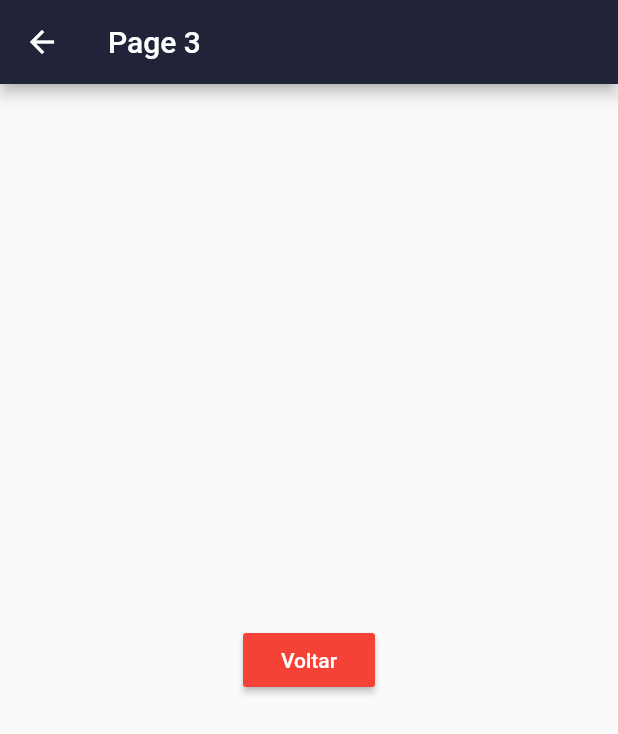
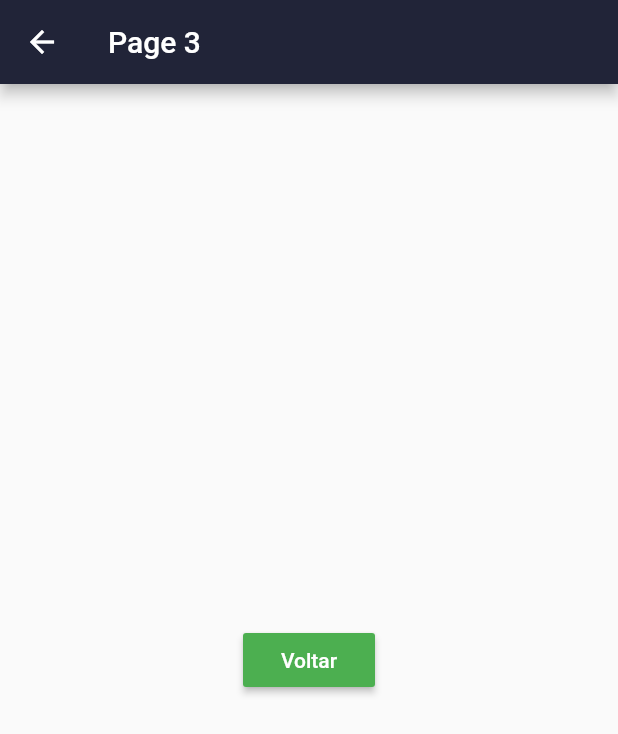
Before and after one commit to KakoF/Flutter_BasicEssencial, a Flutter app: the screen it shows after launch, after a tap on "Page 3", on a phone screen of 412 x 824 dp. Shown: the top 734 px of the screen. Run offline on Flutter 3.47's test engine with Material 2 defaults, Android fonts, the phone set to English and light mode, and no system bars.

Commit message:
Fazendo o componente de botão

```diff
--- a/lib/home_page.dart
+++ b/lib/home_page.dart
@@ -4,6 +4,7 @@ import 'package:flutter/material.dart';
 import 'package:primeiro/pages/hello_page1.dart';
 import 'package:primeiro/pages/hello_page2.dart';
 import 'package:primeiro/pages/hello_page3.dart';
+import 'package:primeiro/widgets/component_button.dart';
 
 class HomePage extends StatelessWidget {
   @override
@@ -41,17 +42,17 @@ class HomePage extends StatelessWidget {
                 Row(
                   mainAxisAlignment: MainAxisAlignment.spaceEvenly,
                   children: <Widget>[
-                    _button(context,'ListView', () => _onClickNavigator(context, HelloPage1())),
-                    _button(context,'Page 2',() => _onClickNavigator(context, HelloPage2())),
-                    _button(context,'Page 3', () => _onClickNavigator(context, HelloPage3())),
+                    ComponentButton('ListView', onPressed: () => _onClickNavigator(context, HelloPage1())),
+                    ComponentButton('Page 2', onPressed: () => _onClickNavigator(context, HelloPage2())),
+                    ComponentButton('Page 3', onPressed: () => _onClickNavigator(context, HelloPage3())),
                   ],
                 ),
                 Row(
                   mainAxisAlignment: MainAxisAlignment.spaceEvenly,
                   children: <Widget>[
-                    _button(context,'Snack',_onClickSnack),
-                    _button(context,'Dialog',_onClickDialog),
-                    _button(context,'Touch',_onClickTouch),
+                    ComponentButton('Snack',onPressed: _onClickSnack),
+                    ComponentButton('Dialog',onPressed: _onClickDialog),
+                    ComponentButton('Touch',onPressed: _onClickTouch),
                   ],
                 )
               ],
@@ -98,15 +99,6 @@ class HomePage extends StatelessWidget {
     return
       Image.asset(caminho);
   }
-
-  _button(BuildContext context, String textButton, Function onPressed){
-    return RaisedButton(
-      color: Colors.green,
-      child: Text(textButton, style: TextStyle(color: Colors.white),),
-      onPressed:  onPressed
-    );
-  }
-
   _carrossel() {
     return Container(
       height: 300,
--- a/lib/pages/hello_page2.dart
+++ b/lib/pages/hello_page2.dart
@@ -1,4 +1,5 @@
 import 'package:flutter/material.dart';
+import 'package:primeiro/widgets/component_button.dart';
 
 class HelloPage2 extends StatelessWidget {
   @override
@@ -8,11 +9,7 @@ class HelloPage2 extends StatelessWidget {
         title: Text('Page 2'),
       ),
       body: Center(
-        child: RaisedButton(
-          color: Colors.red,
-          child: Text('Voltar', style: TextStyle(color: Colors.white)),
-            onPressed: () => _onClickVoltar(context)
-        ),
+        child: ComponentButton('Voltar', onPressed: () => _onClickVoltar(context), color: Colors.red)
       ),
     );
   }
--- a/lib/pages/hello_page3.dart
+++ b/lib/pages/hello_page3.dart
@@ -1,4 +1,5 @@
 import 'package:flutter/material.dart';
+import 'package:primeiro/widgets/component_button.dart';
 
 class HelloPage3 extends StatelessWidget {
   @override
@@ -8,11 +9,7 @@ class HelloPage3 extends StatelessWidget {
         title: Text('Page 3'),
       ),
       body: Center(
-        child: RaisedButton(
-            color: Colors.red,
-            child: Text('Voltar', style: TextStyle(color: Colors.white)),
-            onPressed: () => _onClickVoltar(context)
-        ),
+        child: ComponentButton('Voltar', onPressed: () => _onClickVoltar(context),color: Colors.green)
       ),
     );
   }
--- /dev/null
+++ b/lib/widgets/component_button.dart
@@ -0,0 +1,19 @@
+import 'package:flutter/material.dart';
+
+class ComponentButton extends StatelessWidget {
+
+  String textButton;
+  Function onPressed;
+  Color color;
+
+  ComponentButton(this.textButton, {@required this.onPressed, this.color = Colors.blue});
+
+  @override
+  Widget build(BuildContext context) {
+    return RaisedButton(
+        color: color,
+        child: Text(textButton, style: TextStyle(color: Colors.white),),
+        onPressed:  onPressed
+    );
+  }
+}
```
